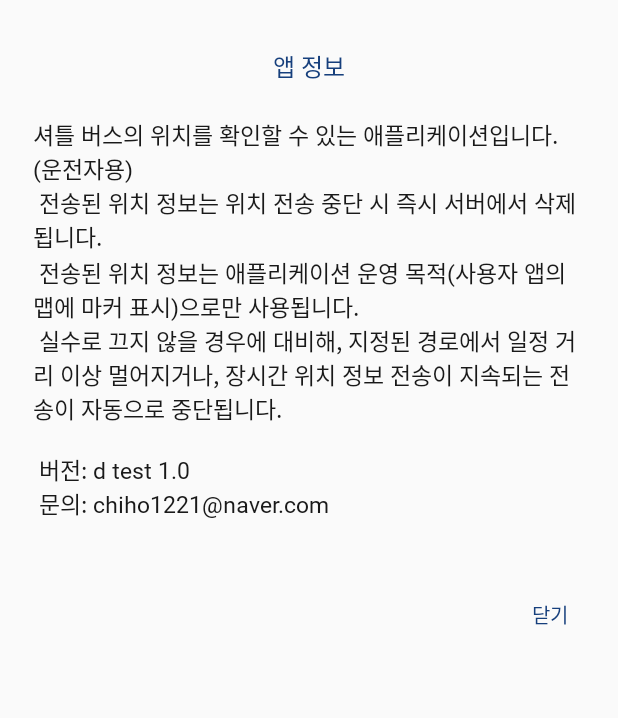
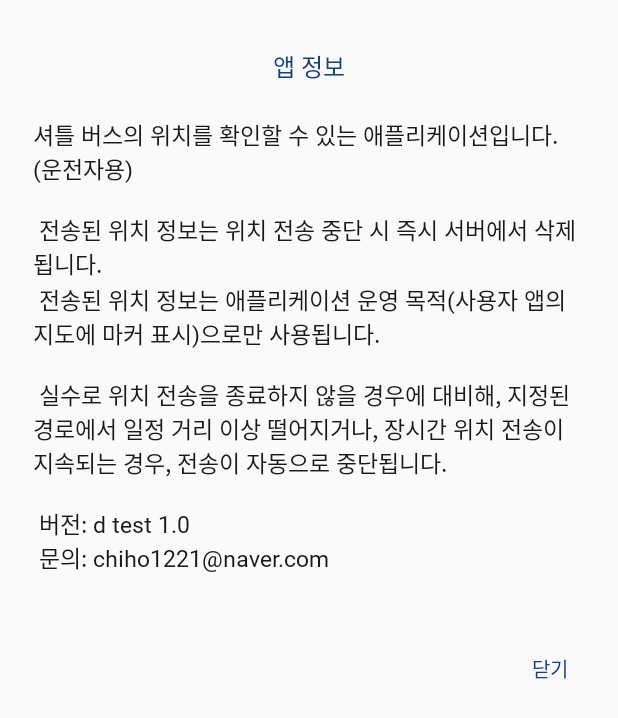
Before and after one commit to kdh4718/ShuttleLocationProjectDriver, an Android app: the layout info_dialog.xml on its own in the app's theme, with its tools: preview values and no code run, on a phone screen of 412 x 824 dp. Shown: the top 718 px of the screen. Run offline under Robolectric (Android 15) with nearby library versions, the phone set to English and light mode, and no system bars.

Commit message:
셔틀 이름 변경, 안내문구 수정

```diff
--- a/app/src/main/java/kr/rabbito/shuttlelocationprojectdriver/functions/ServiceLocation.kt
+++ b/app/src/main/java/kr/rabbito/shuttlelocationprojectdriver/functions/ServiceLocation.kt
@@ -91,7 +91,7 @@ class ServiceLocation : Service() {
             first.edit().putBoolean("isFirst", false).apply()
         }
 
-        val name = "temp"
+        val name = "셔틀"
         val group = "tuk"
         val location = Location(id, name, 0.0, 0.0)
         //val result = arrayOf(0.0, 0.0)  // 경도, 위도 저장되는 배열
--- a/app/src/main/res/layout/activity_main.xml
+++ b/app/src/main/res/layout/activity_main.xml
@@ -72,6 +72,10 @@
         android:layout_marginTop="16dp"
         android:includeFontPadding="false"
         android:text="운전자용"
+        android:shadowColor="#cccccc"
+        android:shadowDx="2"
+        android:shadowDy="4"
+        android:shadowRadius="10"
         android:textColor="@color/colorAccent"
         android:textSize="22sp"
         app:layout_constraintTop_toBottomOf="@id/main_text_location"
--- a/app/src/main/res/values/strings.xml
+++ b/app/src/main/res/values/strings.xml
@@ -1,11 +1,11 @@
 <resources>
     <string name="app_name">셔틀위치 운전기사용</string>
     <string name="app_info">
-        셔틀 버스의 위치를 확인할 수 있는 애플리케이션입니다. (운전자용)\n
+        셔틀 버스의 위치를 확인할 수 있는 애플리케이션입니다. (운전자용)\n\n
         전송된 위치 정보는 위치 전송 중단 시 즉시 서버에서 삭제됩니다.\n
-        전송된 위치 정보는 애플리케이션 운영 목적(사용자 앱의 맵에 마커 표시)으로만 사용됩니다.\n
-        실수로 끄지 않을 경우에 대비해, 지정된 경로에서 일정 거리 이상 멀어지거나,
-        장시간 위치 정보 전송이 지속되는 전송이 자동으로 중단됩니다.\n
+        전송된 위치 정보는 애플리케이션 운영 목적(사용자 앱의 지도에 마커 표시)으로만 사용됩니다.\n\n
+        실수로 위치 전송을 종료하지 않을 경우에 대비해, 지정된 경로에서 일정 거리 이상 떨어지거나,
+        장시간 위치 전송이 지속되는 경우, 전송이 자동으로 중단됩니다.\n
         \n
         버전: d test 1.0\n
         문의: chiho1221@naver.com\n
```
